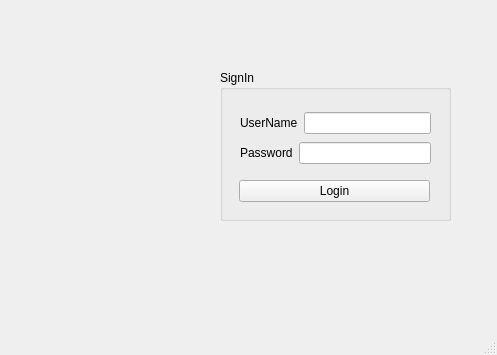
Before: the Qt Designer form LoginApp/mainwindow.ui in hongwei-bai/qt-hello-world, drawn with Qt 5.
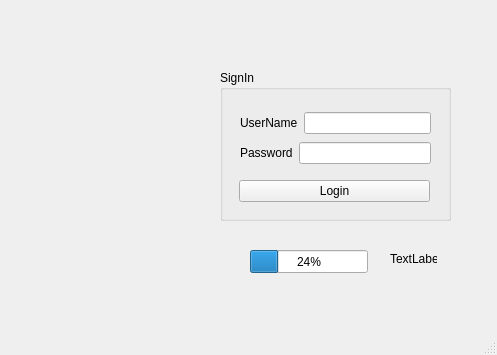
After: the same form once the commit is applied.

Commit message: lesson 12 status bar - unfinished til 9:19

Diff of the .ui file:
```diff
--- a/LoginApp/mainwindow.ui
+++ b/LoginApp/mainwindow.ui
@@ -99,6 +99,32 @@
      <string/>
     </property>
    </widget>
+   <widget class="QLabel" name="label_3">
+    <property name="geometry">
+     <rect>
+      <x>390</x>
+      <y>243</y>
+      <width>47</width>
+      <height>31</height>
+     </rect>
+    </property>
+    <property name="text">
+     <string>TextLabel</string>
+    </property>
+   </widget>
+   <widget class="QProgressBar" name="progressBar">
+    <property name="geometry">
+     <rect>
+      <x>250</x>
+      <y>250</y>
+      <width>118</width>
+      <height>23</height>
+     </rect>
+    </property>
+    <property name="value">
+     <number>24</number>
+    </property>
+   </widget>
   </widget>
   <widget class="QMenuBar" name="menubar">
    <property name="geometry">
```
The commit also changes 1 other file.
